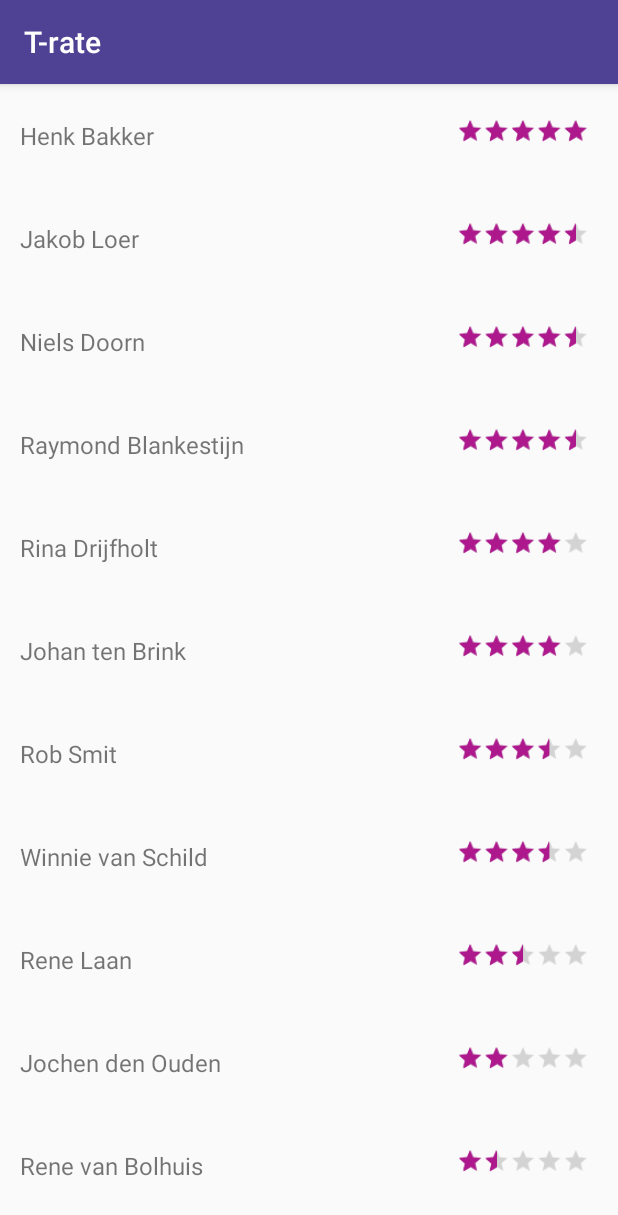
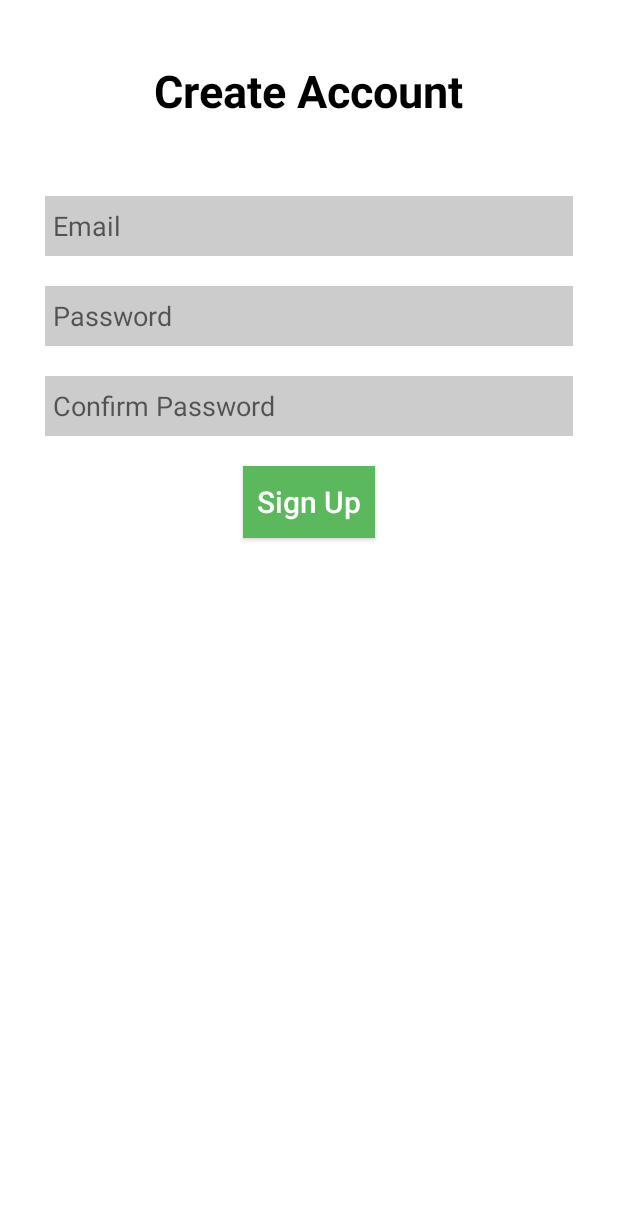
Before and after one commit to pigmanrocker/T-rate_Android, an Android app: the screen it shows after launch (HomeActivity before the commit, SignUpActivity after it), on a phone screen of 412 x 824 dp. Shown: the top 1215 px of the screen. Run offline under Robolectric (Android 15) with nearby library versions, the phone set to English and light mode, and no system bars; our stand-ins replace data binding.

Commit message:
quick code back up
this is all unfinished code and just a backup

```diff
--- a/app/build.gradle
+++ b/app/build.gradle
@@ -36,4 +36,5 @@ dependencies {
     testCompile 'junit:junit:4.12'
 }
 
+
 apply plugin: 'com.google.gms.google-services'
--- a/app/src/main/AndroidManifest.xml
+++ b/app/src/main/AndroidManifest.xml
@@ -4,19 +4,21 @@
 
     <application
         android:allowBackup="true"
-        android:icon="@mipmap/ic_launcher"
+        android:icon="@drawable/logo"
         android:label="@string/app_name"
-        android:roundIcon="@mipmap/ic_launcher_round"
+        android:roundIcon="@drawable/logo"
         android:supportsRtl="true"
         android:theme="@style/AppTheme">
         <activity android:name=".Activities.SplashActivity">
+        </activity>
+        <activity android:name=".Activities.HomeActivity" />
+        <activity android:name=".Activities.SignUpActivity">
             <intent-filter>
                 <action android:name="android.intent.action.MAIN" />
 
                 <category android:name="android.intent.category.LAUNCHER" />
             </intent-filter>
         </activity>
-        <activity android:name=".Activities.HomeActivity"></activity>
     </application>
 
 </manifest>
--- /dev/null
+++ b/app/src/main/java/com/example/t_rate/Activities/SignUpActivity.java
@@ -0,0 +1,16 @@
+package com.example.t_rate.Activities;
+
+import android.support.v7.app.AppCompatActivity;
+import android.os.Bundle;
+
+import com.example.t_rate.R;
+
+public class SignUpActivity extends AppCompatActivity {
+
+    @Override
+    protected void onCreate(Bundle savedInstanceState) {
+        super.onCreate(savedInstanceState);
+        setContentView(R.layout.activity_sign_up);
+        getSupportActionBar().hide();
+    }
+}
--- a/app/src/main/java/com/example/t_rate/Presenters/HomePresenter.java
+++ b/app/src/main/java/com/example/t_rate/Presenters/HomePresenter.java
@@ -31,10 +31,6 @@ public class HomePresenter {
         homeActivity.setRecyclerAdapter(adapter);
 
         testRecyclerView();
-        setupDrawer();
-    }
-
-    public void setupDrawer(){
     }
 
     public void testRecyclerView(){
--- /dev/null
+++ b/app/src/main/java/com/example/t_rate/Presenters/SignUpPresenter.java
@@ -0,0 +1,8 @@
+package com.example.t_rate.Presenters;
+
+/**
+ * Created by pigmanrocker on 5/9/17.
+ */
+
+public class SignUpPresenter {
+}
--- /dev/null
+++ b/app/src/main/res/layout/activity_sign_up.xml
@@ -0,0 +1,77 @@
+<?xml version="1.0" encoding="utf-8"?>
+<layout
+    xmlns:android="http://schemas.android.com/apk/res/android"
+    xmlns:tools="http://schemas.android.com/tools"
+    tools:context="com.example.t_rate.Activities.SignUpActivity">
+
+    <LinearLayout
+        android:layout_width="match_parent"
+        android:layout_height="match_parent"
+        android:orientation="vertical"
+        android:paddingLeft="30dp"
+        android:paddingRight="30dp"
+        android:background="@color/white">
+
+        <TextView
+            android:layout_width="wrap_content"
+            android:layout_height="wrap_content"
+            android:layout_marginTop="40dp"
+            android:layout_gravity="center"
+            android:textSize="30sp"
+            android:textColor="@color/black"
+            android:textStyle="bold"
+            android:text="@string/header_sign_up"/>
+
+        <EditText
+            android:layout_width="match_parent"
+            android:layout_height="40dp"
+            android:layout_marginTop="50dp"
+            android:paddingLeft="5dp"
+            android:paddingRight="5dp"
+            android:inputType="textEmailAddress"
+            android:hint="@string/hint_email"
+            android:background="@color/colorPrimaryLight"/>
+
+        <EditText
+            android:layout_width="match_parent"
+            android:layout_height="40dp"
+            android:layout_marginTop="20dp"
+            android:paddingLeft="5dp"
+            android:paddingRight="5dp"
+            android:inputType="textPassword"
+            android:hint="@string/hint_password"
+            android:background="@color/colorPrimaryLight"/>
+
+        <EditText
+            android:layout_width="match_parent"
+            android:layout_height="40dp"
+            android:layout_marginTop="20dp"
+            android:paddingLeft="5dp"
+            android:paddingRight="5dp"
+            android:inputType="textPassword"
+            android:hint="@string/hint_confirm_password"
+            android:background="@color/colorPrimaryLight"/>
+
+        <Button
+            android:layout_width="wrap_content"
+            android:layout_height="wrap_content"
+            android:layout_marginTop="20dp"
+            android:layout_gravity="center"
+            android:textAllCaps="false"
+            android:textSize="20sp"
+            android:textColor="@color/white"
+            android:text="@string/sign_up"
+            android:background="@color/button_bg"/>
+
+        <TextView
+            android:layout_width="wrap_content"
+            android:layout_height="wrap_content"
+            android:layout_marginTop="5dp"
+            android:layout_gravity="center"
+            android:textSize="15sp"
+            android:textColor="@color/white"
+            android:text="@string/sign_in"/>
+
+    </LinearLayout>
+
+</layout>
--- a/app/src/main/res/layout/layout_drawer.xml
+++ b/app/src/main/res/layout/layout_drawer.xml
@@ -4,7 +4,7 @@
     <LinearLayout
         android:layout_width="match_parent"
         android:layout_height="match_parent"
-        android:background="@color/drawer_bg"
+        android:background="@color/colorPrimaryLight"
         android:orientation="vertical">
 
         <LinearLayout
@@ -31,7 +31,7 @@
                     android:layout_height="wrap_content"
                     android:layout_marginLeft="5dp"
                     android:textSize="20sp"
-                    android:textColor="@color/white"
+                    android:textColor="@color/drawer_text"
                     android:text="@string/profile"/>
 
             </LinearLayout>
@@ -68,7 +68,7 @@
                     android:layout_marginLeft="5dp"
                     android:layout_marginRight="5dp"
                     android:textSize="20sp"
-                    android:textColor="@color/white"
+                    android:textColor="@color/drawer_text"
                     android:text="@string/home"/>
 
             </LinearLayout>
@@ -105,7 +105,7 @@
                     android:layout_marginLeft="5dp"
                     android:layout_marginRight="5dp"
                     android:textSize="20sp"
-                    android:textColor="@color/white"
+                    android:textColor="@color/drawer_text"
                     android:text="@string/search"/>
 
             </LinearLayout>
@@ -152,7 +152,7 @@
                     android:layout_marginLeft="5dp"
                     android:layout_marginRight="5dp"
                     android:textSize="20sp"
-                    android:textColor="@color/white"
+                    android:textColor="@color/drawer_text"
                     android:text="@string/contact"/>
 
             </LinearLayout>
@@ -189,7 +189,7 @@
                     android:layout_marginLeft="5dp"
                     android:layout_marginRight="5dp"
                     android:textSize="20sp"
-                    android:textColor="@color/white"
+                    android:textColor="@color/drawer_text"
                     android:text="@string/settings"/>
 
             </LinearLayout>
--- a/app/src/main/res/values/arrays.xml
+++ /dev/null
@@ -1,10 +0,0 @@
-<?xml version="1.0" encoding="utf-8"?>
-<resources>
-    <string-array name="drawer_items">
-        <item>Profile</item>
-        <item>Home</item>
-        <item>Explore</item>
-        <item>Contact</item>
-        <item>Settings</item>
-    </string-array>
-</resources>
--- a/app/src/main/res/values/colors.xml
+++ b/app/src/main/res/values/colors.xml
@@ -1,9 +1,12 @@
 <?xml version="1.0" encoding="utf-8"?>
 <resources>
-    <color name="colorPrimary">#4F4295</color>
-    <color name="colorPrimaryDark">#3E3184</color>
-    <color name="colorAccent">#AD188D</color>
-    <color name="drawer_bg">#853795</color>
+    <color name="colorPrimary">#222222</color>
+    <color name="colorPrimaryDark">#111111</color>
+    <color name="colorAccent">#FFDB1F </color>
+    <color name="colorPrimaryLight">#CCCCCC</color>
     <color name="white">#FFFFFF</color>
+    <color name="black">#000000</color>
     <color name="grey">#888888</color>
+    <color name="button_bg">#5CB85C</color>
+    <color name="drawer_text">#000000</color>
 </resources>
--- a/app/src/main/res/values/strings.xml
+++ b/app/src/main/res/values/strings.xml
@@ -1,10 +1,27 @@
 <resources>
+
+    <!-- APP WIDE -->
     <string name="app_name">T-rate</string>
+
+    <!-- DRAWER -->
     <string name="profile">Profile</string>
     <string name="home">Home</string>
     <string name="search">Explore</string>
     <string name="settings">Settings</string>
     <string name="contact">Contact</string>
     <string name="faq">FAQ</string>
+
+    <!-- HOME SCREEN -->
     <string name="exit_back">Press back again to exit</string>
+
+    <!-- SIGN UP & SIGN IN -->
+    <string name="header_sign_up">Create Account</string>
+    <string name="hint_email">Email</string>
+    <string name="hint_password">Password</string>
+    <string name="hint_confirm_password">Confirm Password</string>
+    <string name="sign_up">Sign Up</string>
+    <string name="sign_in">Sign In</string>
+    <string name="Thanks">Thank You For Signing Up</string>
+    <string name="verify">Please verify your email. if you don\'t verify within 2 days your account will be automatically deleted</string>
+    <string name="go_to_profile">you can sign in by going to profile</string>
 </resources>
```
Also changed, not shown: app/src/main/res/drawable/app_stenden_bg.png (added).
